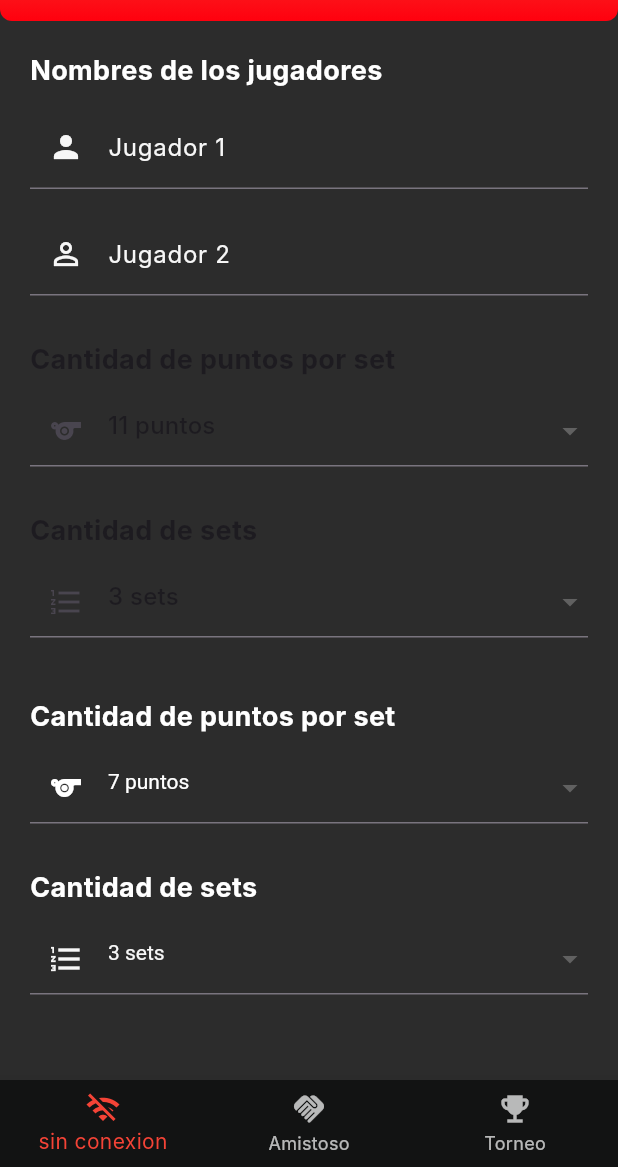
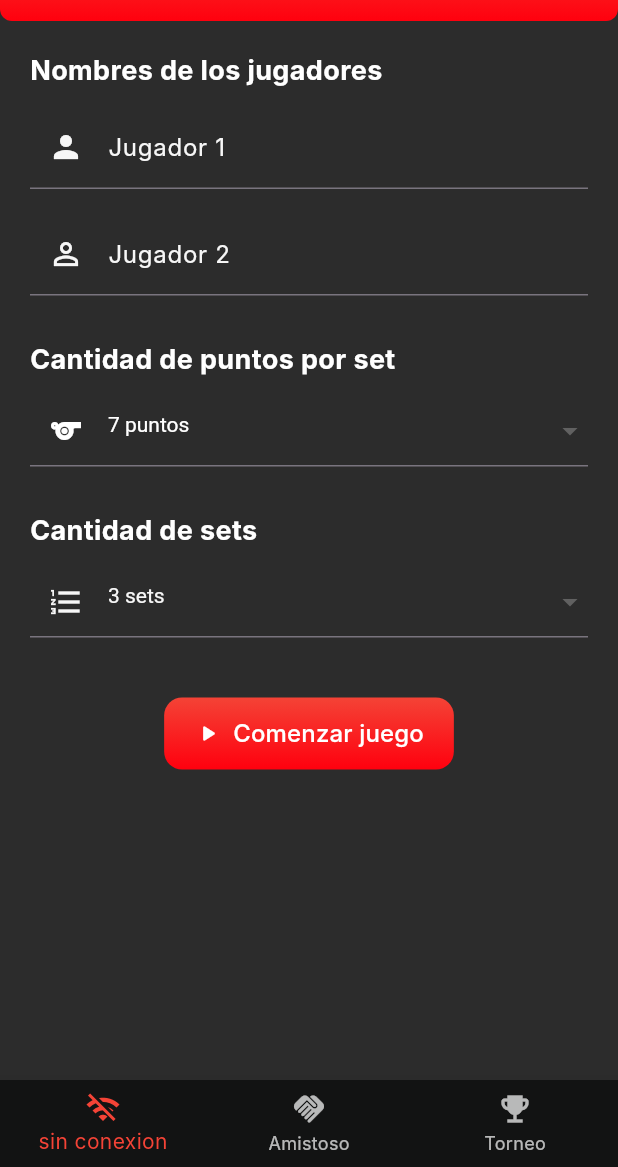
Before and after one commit to Edgarbri26/marcadorApp-flutter, a Flutter app: the screen it shows after launch, on a phone screen of 412 x 824 dp, the part 69-1236 px from its top. Run offline on Flutter 3.47's test engine with Material 3 defaults, Android fonts, the light colour scheme and no system bars; our stand-ins replace dropdown_search, shared_preferences; Roboto replaces fonts that are missing (Inter).

Commit message:
cambio de descartar cuando mantienes precionado

```diff
--- a/lib/widget/player_game_area.dart
+++ b/lib/widget/player_game_area.dart
@@ -27,7 +27,8 @@ class _PlayerGameAreaState extends State<PlayerGameArea> {
   Widget build(BuildContext context) {
     return InkWell(
       onTap: () => widget.onIncrement(),
-      onDoubleTap: () => widget.onDecrement(),
+      // onDoubleTap: () => widget.onDecrement(),
+      onLongPress: () => widget.onDecrement(),
       child: Container(
         width: double.infinity,
         color: widget.backgroundColor,
--- a/lib/widget/signal_off.dart
+++ b/lib/widget/signal_off.dart
@@ -133,57 +133,6 @@ class _SignalOffState extends State<SignalOff> {
           ),
           const SizedBox(height: 30),
 
-          // Selección de puntos
-          const Text(
-            "Cantidad de puntos por set",
-            style: TextStyle(fontSize: 18, fontWeight: FontWeight.bold),
-          ),
-          const SizedBox(height: 10),
-          DropdownButtonFormField<int>(
-            value: _selectedPoints,
-            items:
-                pointsOptions.map((int value) {
-                  return DropdownMenuItem<int>(
-                    value: value,
-                    child: Text("$value puntos"),
-                  );
-                }).toList(),
-            decoration: const InputDecoration(prefixIcon: Icon(Icons.sports)),
-            onChanged: (newValue) {
-              setState(() {
-                _selectedPoints = newValue!;
-              });
-            },
-          ),
-          const SizedBox(height: 30),
-
-          // Selección de sets
-          const Text(
-            "Cantidad de sets",
-            style: TextStyle(fontSize: 18, fontWeight: FontWeight.bold),
-          ),
-          const SizedBox(height: 10),
-          DropdownButtonFormField<int>(
-            value: _selectedSets,
-            items:
-                setsOptions.map((int value) {
-                  return DropdownMenuItem<int>(
-                    value: value,
-                    child: Text("$value sets"),
-                  );
-                }).toList(),
-            decoration: const InputDecoration(
-              prefixIcon: Icon(Icons.format_list_numbered),
-            ),
-            onChanged: (newValue) {
-              setState(() {
-                _selectedSets = newValue!;
-              });
-            },
-          ),
-          const SizedBox(height: 40),
-
-          // Botón de guardar
           SetAndPointsSelet(),
 
           // Botón de JUgar
```
